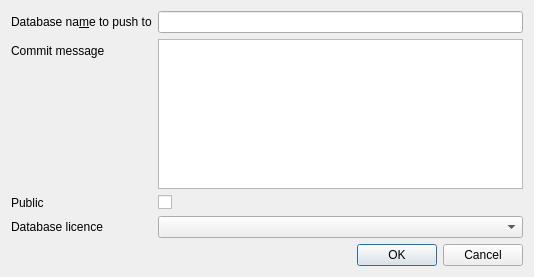
First picture: the form in src/RemotePushDialog.ui, repository sqlitebrowser/sqlitebrowser, before the edit.
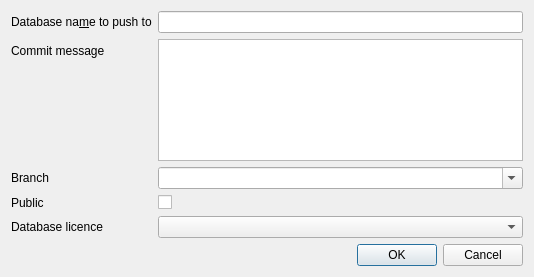
Second picture: the form after the edit.

The edit to the form file:
```diff
--- a/src/RemotePushDialog.ui
+++ b/src/RemotePushDialog.ui
@@ -53,7 +53,7 @@
        </property>
       </widget>
      </item>
-     <item row="3" column="0">
+     <item row="4" column="0">
       <widget class="QLabel" name="label_2">
        <property name="text">
         <string>Database licence</string>
@@ -63,7 +63,7 @@
        </property>
       </widget>
      </item>
-     <item row="3" column="1">
+     <item row="4" column="1">
       <widget class="QComboBox" name="comboLicence">
        <property name="sizePolicy">
         <sizepolicy hsizetype="Expanding" vsizetype="Fixed">
@@ -73,7 +73,7 @@
        </property>
       </widget>
      </item>
-     <item row="2" column="0">
+     <item row="3" column="0">
       <widget class="QLabel" name="label_4">
        <property name="text">
         <string>Public</string>
@@ -83,9 +83,26 @@
        </property>
       </widget>
      </item>
-     <item row="2" column="1">
+     <item row="3" column="1">
       <widget class="QCheckBox" name="checkPublic"/>
      </item>
+     <item row="2" column="0">
+      <widget class="QLabel" name="label_5">
+       <property name="text">
+        <string>Branch</string>
+       </property>
+       <property name="buddy">
+        <cstring>comboBranch</cstring>
+       </property>
+      </widget>
+     </item>
+     <item row="2" column="1">
+      <widget class="QComboBox" name="comboBranch">
+       <property name="editable">
+        <bool>true</bool>
+       </property>
+      </widget>
+     </item>
     </layout>
    </item>
    <item>
```
Left out of the diff: 50 changed lines with no effect on the pictures.
